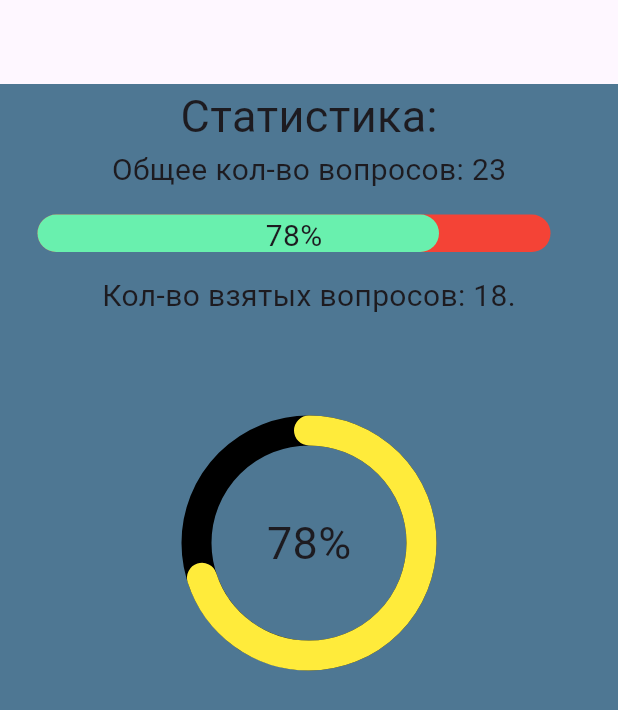
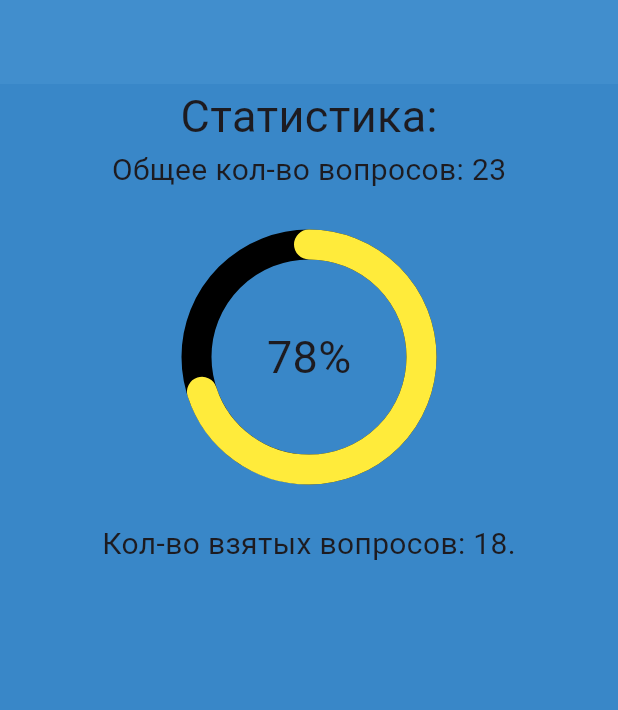
Before and after one commit to nktfmnko/cgkTraining, a Flutter app: the screen it shows after launch, on a phone screen of 412 x 824 dp. Shown: the top 710 px of the screen. Run offline on Flutter 3.47's test engine with Material 3 defaults, Android fonts, the phone set to English and light mode, and no system bars; drawn by our look-alikes of percent_indicator; our stand-ins replace supabase_flutter; accounts and stored records are empty.

Commit message:
Update Statistics

```diff
--- a/lib/statistics.dart
+++ b/lib/statistics.dart
@@ -1,3 +1,5 @@
+// ignore_for_file: camel_case_types
+
 import 'package:flutter/material.dart';
 import 'package:percent_indicator/percent_indicator.dart';
 
@@ -5,43 +7,30 @@ var alq = 23; //Общее кол-во вопросов
 var vzq = 18; //Кол-во взятых вопросов
 
 class stat extends StatelessWidget {
-  stat({super.key});
+  const stat({super.key});
   @override
   Widget build(BuildContext context) {
     return Scaffold(
-      backgroundColor: Color.fromARGB(200, 29, 82, 117),
-      appBar: AppBar(elevation: 0),
-      body: Column(
+      backgroundColor: const Color(0xff3987c8),
+      appBar: AppBar(backgroundColor: const Color(0xff418ecd),),
+      body:Center(child:Column(
         children: <Widget>[
-          Center(child: Center(child:Text('Статистика:', style: TextStyle(fontSize: 30,),),)),
-          Center(child:Text('Общее кол-во вопросов: $alq', style: TextStyle(fontSize: 20),),),
-          Padding(
-            padding: EdgeInsets.all(15.0),
-            child:LinearPercentIndicator(
-              width: MediaQuery.of(context).size.width - 50,
-              animation: true,
-              lineHeight: 25.0,
-              animationDuration: 1600,
-              percent: vzq / alq,
-              center: Text('${(vzq / alq * 100).round()}%', style: TextStyle(fontSize: 20),),
-              progressColor: Colors.greenAccent,
-              backgroundColor: Colors.red,
-              barRadius: Radius.circular(20),
-            ),
-          ),
-          Center(child:Text('Кол-во взятых вопросов: $vzq.', style: TextStyle(fontSize: 20),),),
-          SizedBox(height: 65),
+          const Text('Статистика:', style: TextStyle(fontSize: 30,),),
+          Text('Общее кол-во вопросов: $alq', style: const TextStyle(fontSize: 20),),
+          const SizedBox(height: 25),
           CircularPercentIndicator(
             radius: 85.0,
             lineWidth: 20.0,
             animation: true,
             animationDuration: 1000,
             percent: 0.7,
-            center:Text('${(vzq / alq * 100).round()}%', style: TextStyle(fontSize: 30),),
+            center:Text('${(vzq / alq * 100).round()}%', style: const TextStyle(fontSize: 30),),
             circularStrokeCap: CircularStrokeCap.round,
             progressColor: Colors.yellow,
             backgroundColor: Colors.black,
-          ),],
-      ),);
+          ),
+          const SizedBox(height: 25),
+          Text('Кол-во взятых вопросов: $vzq.', style: const TextStyle(fontSize: 20),),
+          ],),),);
   }
 }
```
